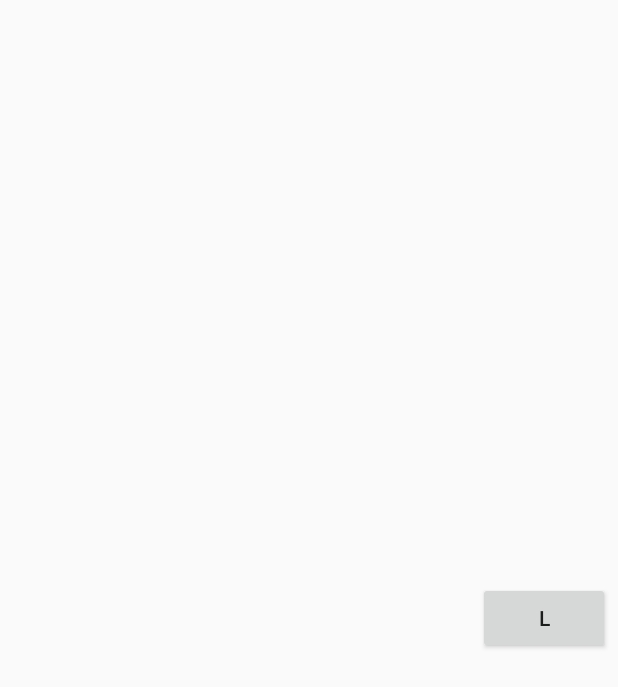
After one commit to Mariani88/tesis-android, an Android app: the layout list_view_item.xml on its own in the app's theme, with its tools: preview values and no code run, on a phone screen of 412 x 824 dp. The commit adds this screen. Shown: the top 687 px of the screen. Run offline under Robolectric (Android 15) with nearby library versions, the phone set to English and light mode, and no system bars.

Commit message:
add button for each item

```diff
--- a/app/src/main/java/tesis/untref/com/firealerts/alert/view/AlertListActivity.kt
+++ b/app/src/main/java/tesis/untref/com/firealerts/alert/view/AlertListActivity.kt
@@ -10,6 +10,7 @@ import android.widget.*
 import tesis.untref.com.firealerts.R
 import tesis.untref.com.firealerts.alert.presenter.AlertListPresenter
 import tesis.untref.com.firealerts.alert.presenter.dto.AlertAddressReducedDataModel
+import tesis.untref.com.firealerts.alert.view.adapter.AlertListAdapter
 
 class AlertListActivity : Activity(), AdapterView.OnItemClickListener {
 
@@ -31,7 +32,8 @@ class AlertListActivity : Activity(), AdapterView.OnItemClickListener {
     fun showAlerts(alerts: List<AlertAddressReducedDataModel>){
         val alertAddresses = alerts.map { it.alertAddress }
         alertIdsShowing = alerts.map { it.alertId }
-        val adapter = ArrayAdapter(this, android.R.layout.simple_list_item_1, alertAddresses)
+        //val adapter = ArrayAdapter(this, android.R.layout.simple_list_item_1, alertAddresses)
+        val adapter = AlertListAdapter(alertAddresses, this)
         val alertsList = findViewById<ListView>(R.id.listView)
         alertsList.adapter = adapter
         alertsList.onItemClickListener = this
--- /dev/null
+++ b/app/src/main/res/layout/list_view_item.xml
@@ -0,0 +1,24 @@
+<?xml version="1.0" encoding="utf-8"?>
+<RelativeLayout xmlns:android="http://schemas.android.com/apk/res/android"
+    android:layout_width="match_parent"
+    android:layout_height="match_parent" >
+
+    <TextView
+        android:id="@+id/list_view_item_text"
+        android:layout_width="wrap_content"
+        android:layout_height="wrap_content"
+        android:layout_centerVertical="true"
+        android:layout_alignParentLeft="true"
+        android:paddingLeft="8dp"
+        android:textSize="18sp"
+        android:textStyle="bold" />
+
+    <Button
+        android:id="@+id/location_button"
+        android:layout_width="wrap_content"
+        android:layout_height="wrap_content"
+        android:layout_alignParentRight="true"
+        android:layout_centerVertical="true"
+        android:layout_marginRight="5dp"
+        android:text="L" />
+</RelativeLayout>
```
Also changed, not shown: app/src/main/java/tesis/untref/com/firealerts/alert/view/adapter/AlertListAdapter.kt (added, +36 -0 lines), 1 other file.
